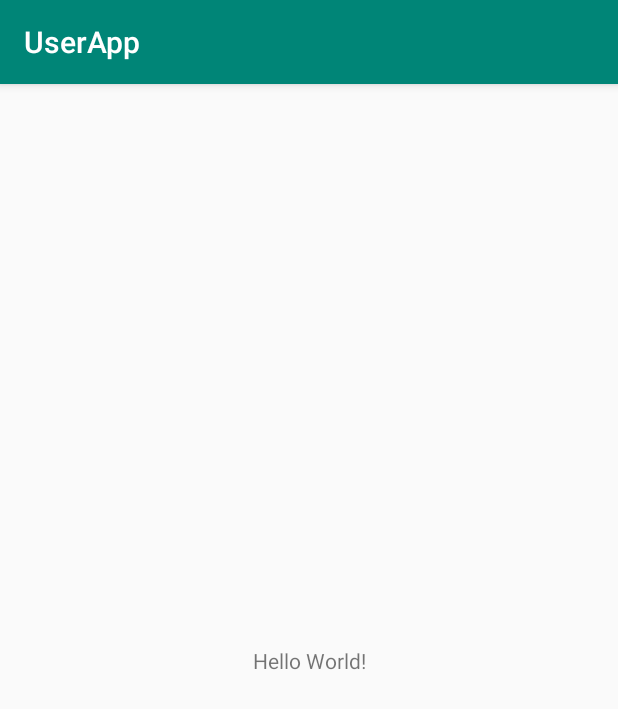
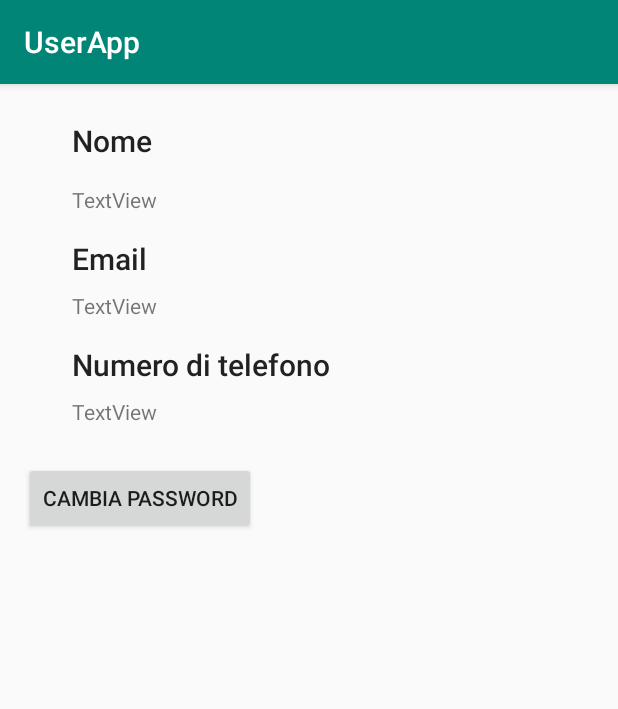
Before and after one commit to MarcoLentini/UserApp, an Android app: the screen it shows after launch (MainActivity), on a phone screen of 412 x 824 dp. Shown: the top 709 px of the screen. Run offline under Robolectric (Android 15) with nearby library versions, the phone set to English and light mode, and no system bars.

Commit message:
First commit: interface

```diff
--- a/app/build.gradle
+++ b/app/build.gradle
@@ -1,7 +1,7 @@
 apply plugin: 'com.android.application'
 
 android {
-    compileSdkVersion 28
+    compileSdkVersion 26
     defaultConfig {
         applicationId "com.example.userapp"
         minSdkVersion 15
@@ -19,7 +19,7 @@ android {
 }
 
 dependencies {
-    implementation fileTree(dir: 'libs', include: ['*.jar'])
+    implementation fileTree(include: ['*.jar'], dir: 'libs')
     implementation 'com.android.support:appcompat-v7:28.0.0'
     implementation 'com.android.support.constraint:constraint-layout:1.1.3'
     testImplementation 'junit:junit:4.12'
--- /dev/null
+++ b/app/src/main/res/layout-land/activity_main.xml
@@ -0,0 +1,131 @@
+<?xml version="1.0" encoding="utf-8"?>
+<android.support.constraint.ConstraintLayout
+    xmlns:android="http://schemas.android.com/apk/res/android"
+    xmlns:app="http://schemas.android.com/apk/res-auto"
+    xmlns:tools="http://schemas.android.com/tools"
+    android:layout_width="match_parent"
+    android:layout_height="match_parent"
+    android:layout_marginLeft="16dp"
+    android:layout_marginRight="16dp">
+
+    <ImageView
+        android:id="@+id/imageView"
+        android:layout_width="wrap_content"
+        android:layout_height="wrap_content"
+
+        android:layout_marginStart="64dp"
+        android:layout_marginLeft="64dp"
+        android:layout_marginTop="8dp"
+        android:layout_marginBottom="8dp"
+        app:layout_constraintBottom_toBottomOf="parent"
+        app:layout_constraintStart_toStartOf="parent"
+        app:layout_constraintTop_toTopOf="parent"
+        tools:srcCompat="@tools:sample/avatars[11]" />
+
+    <LinearLayout
+        android:layout_width="363dp"
+        android:layout_height="match_parent"
+        android:layout_marginStart="8dp"
+        android:layout_marginEnd="8dp"
+        android:orientation="vertical"
+        android:layout_marginLeft="16dp"
+        android:layout_marginRight="16dp"
+
+        app:layout_constraintBottom_toBottomOf="parent"
+        app:layout_constraintEnd_toEndOf="parent"
+        app:layout_constraintHorizontal_bias="0.492"
+        app:layout_constraintStart_toEndOf="@+id/imageView"
+        app:layout_constraintTop_toTopOf="parent"
+        app:layout_constraintVertical_bias="0.0">
+
+        <TextView
+            android:id="@+id/textView_UserInfo_nameLabel"
+
+            android:layout_width="match_parent"
+            android:layout_height="0dp"
+            android:layout_marginStart="32dp"
+            android:layout_marginLeft="32dp"
+            android:layout_marginTop="8dp"
+            android:layout_weight="1"
+            android:text="Nome"
+            android:textAppearance="@style/TextAppearance.AppCompat.Title"
+            app:layout_constraintStart_toStartOf="parent"
+            app:layout_constraintTop_toTopOf="parent" />
+
+        <TextView
+            android:id="@+id/textView_UserInfo_name"
+            android:layout_width="match_parent"
+            android:layout_height="0dp"
+            android:layout_marginStart="32dp"
+            android:layout_marginLeft="32dp"
+            android:layout_marginTop="16dp"
+            android:layout_weight="1"
+            android:text="TextView"
+            app:layout_constraintStart_toStartOf="parent"
+            app:layout_constraintTop_toBottomOf="@+id/textView_UserInfo_nameLabel" />
+
+        <TextView
+            android:id="@+id/textView_UserInfo_mailLabel"
+            android:layout_width="match_parent"
+            android:layout_height="0dp"
+            android:layout_marginStart="32dp"
+            android:layout_marginLeft="32dp"
+            android:layout_marginTop="20dp"
+            android:layout_weight="1"
+            android:text="Email"
+            android:textAppearance="@style/TextAppearance.AppCompat.Title"
+            app:layout_constraintStart_toStartOf="parent"
+            app:layout_constraintTop_toBottomOf="@+id/textView_UserInfo_name" />
+
+        <TextView
+            android:id="@+id/textView_UserInfo_email"
+            android:layout_width="match_parent"
+            android:layout_height="0dp"
+            android:layout_marginStart="32dp"
+            android:layout_marginLeft="32dp"
+            android:layout_marginTop="24dp"
+            android:layout_weight="1"
+            android:text="TextView"
+            app:layout_constraintStart_toStartOf="parent"
+            app:layout_constraintTop_toBottomOf="@+id/textView_UserInfo_mailLabel" />
+
+        <TextView
+            android:id="@+id/textView_UserInfo_phoneLabel"
+            android:layout_width="match_parent"
+            android:layout_height="0dp"
+            android:layout_marginStart="32dp"
+            android:layout_marginLeft="32dp"
+            android:layout_marginTop="24dp"
+            android:layout_weight="1"
+            android:text="Numero di telefono"
+            android:textAppearance="@style/TextAppearance.AppCompat.Title"
+            app:layout_constraintStart_toStartOf="parent"
+            app:layout_constraintTop_toBottomOf="@+id/textView_UserInfo_email" />
+
+        <TextView
+            android:id="@+id/textView_UserInfo_phone"
+            android:layout_width="match_parent"
+            android:layout_height="0dp"
+            android:layout_marginStart="32dp"
+            android:layout_marginLeft="32dp"
+            android:layout_marginTop="20dp"
+            android:layout_weight="1"
+            android:text="TextView"
+            app:layout_constraintStart_toStartOf="parent"
+            app:layout_constraintTop_toBottomOf="@+id/textView_UserInfo_phoneLabel" />
+
+        <Button
+            android:id="@+id/button_UserInfo_changePass"
+            android:layout_width="match_parent"
+            android:layout_height="0dp"
+            android:layout_marginStart="32dp"
+            android:layout_marginLeft="32dp"
+            android:layout_marginTop="20dp"
+            android:layout_marginBottom="8dp"
+            android:layout_weight="1"
+            android:text="Cambia password"
+            app:layout_constraintBottom_toBottomOf="parent"
+            app:layout_constraintStart_toStartOf="parent"
+            app:layout_constraintTop_toBottomOf="@+id/textView_UserInfo_phone" />
+    </LinearLayout>
+</android.support.constraint.ConstraintLayout>
--- a/app/src/main/res/layout/activity_main.xml
+++ b/app/src/main/res/layout/activity_main.xml
@@ -4,15 +4,101 @@
     xmlns:tools="http://schemas.android.com/tools"
     android:layout_width="match_parent"
     android:layout_height="match_parent"
+    android:layout_marginLeft="16dp"
+    android:layout_marginRight="16dp"
     tools:context=".MainActivity">
 
+
+
+        <ImageView
+            android:id="@+id/imageView"
+            android:layout_width="match_parent"
+            android:layout_height="wrap_content"
+
+            tools:layout_editor_absoluteX="141dp"
+            tools:layout_editor_absoluteY="90dp"
+            tools:srcCompat="@tools:sample/avatars[11]" />
+
+    <LinearLayout
+        android:layout_width="wrap_content"
+        android:layout_height="wrap_content"></LinearLayout>
     <TextView
+        android:id="@+id/textView_UserInfo_nameLabel"
+
         android:layout_width="wrap_content"
         android:layout_height="wrap_content"
-        android:text="Hello World!"
-        app:layout_constraintBottom_toBottomOf="parent"
-        app:layout_constraintLeft_toLeftOf="parent"
-        app:layout_constraintRight_toRightOf="parent"
-        app:layout_constraintTop_toTopOf="parent" />
+        android:layout_marginStart="32dp"
+        android:layout_marginLeft="32dp"
+        android:layout_marginTop="24dp"
+        android:text="Nome"
+        android:textAppearance="@style/TextAppearance.AppCompat.Title"
+        app:layout_constraintStart_toStartOf="parent"
+        app:layout_constraintTop_toBottomOf="@+id/imageView" />
 
+    <TextView
+        android:id="@+id/textView_UserInfo_name"
+        android:layout_width="wrap_content"
+        android:layout_height="wrap_content"
+        android:layout_marginStart="32dp"
+        android:layout_marginLeft="32dp"
+        android:layout_marginTop="16dp"
+        android:text="TextView"
+        app:layout_constraintStart_toStartOf="parent"
+        app:layout_constraintTop_toBottomOf="@+id/textView_UserInfo_nameLabel" />
+
+    <TextView
+        android:id="@+id/textView_UserInfo_mailLabel"
+        android:layout_width="wrap_content"
+        android:layout_height="wrap_content"
+        android:layout_marginStart="32dp"
+        android:layout_marginLeft="32dp"
+        android:layout_marginTop="16dp"
+        android:text="Email"
+        android:textAppearance="@style/TextAppearance.AppCompat.Title"
+        app:layout_constraintStart_toStartOf="parent"
+        app:layout_constraintTop_toBottomOf="@+id/textView_UserInfo_name" />
+
+    <TextView
+        android:id="@+id/textView_UserInfo_phoneLabel"
+        android:layout_width="wrap_content"
+        android:layout_height="wrap_content"
+        android:layout_marginStart="32dp"
+        android:layout_marginLeft="32dp"
+        android:layout_marginTop="16dp"
+        android:text="Numero di telefono"
+        android:textAppearance="@style/TextAppearance.AppCompat.Title"
+        app:layout_constraintStart_toStartOf="parent"
+        app:layout_constraintTop_toBottomOf="@+id/textView_UserInfo_email" />
+
+    <TextView
+        android:id="@+id/textView_UserInfo_email"
+        android:layout_width="wrap_content"
+        android:layout_height="wrap_content"
+        android:layout_marginStart="32dp"
+        android:layout_marginLeft="32dp"
+        android:layout_marginTop="8dp"
+        android:text="TextView"
+        app:layout_constraintStart_toStartOf="parent"
+        app:layout_constraintTop_toBottomOf="@+id/textView_UserInfo_mailLabel" />
+
+    <TextView
+        android:id="@+id/textView_UserInfo_phone"
+        android:layout_width="wrap_content"
+        android:layout_height="wrap_content"
+        android:layout_marginStart="32dp"
+        android:layout_marginLeft="32dp"
+        android:layout_marginTop="8dp"
+        android:text="TextView"
+        app:layout_constraintStart_toStartOf="parent"
+        app:layout_constraintTop_toBottomOf="@+id/textView_UserInfo_phoneLabel" />
+
+    <Button
+        android:id="@+id/button_UserInfo_changePass"
+        android:layout_width="wrap_content"
+        android:layout_height="wrap_content"
+        android:layout_marginTop="24dp"
+        android:text="Cambia password"
+        app:layout_constraintTop_toBottomOf="@+id/textView_UserInfo_phone"
+        tools:layout_editor_absoluteX="32dp" />
+    />
 </android.support.constraint.ConstraintLayout>
```
